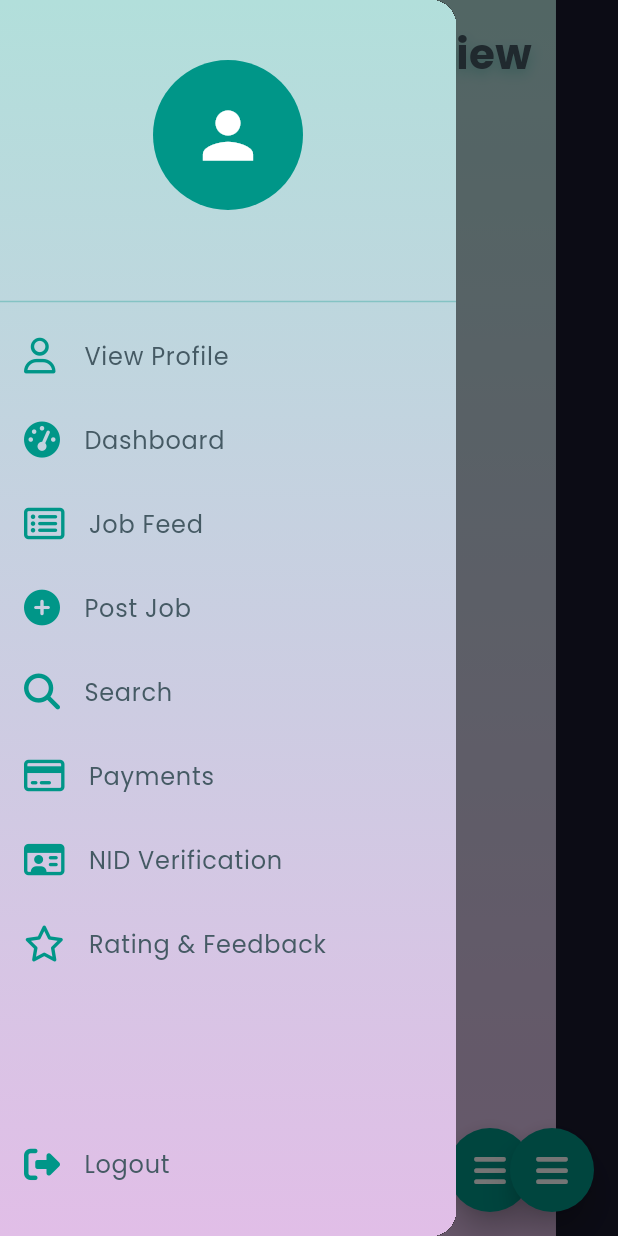
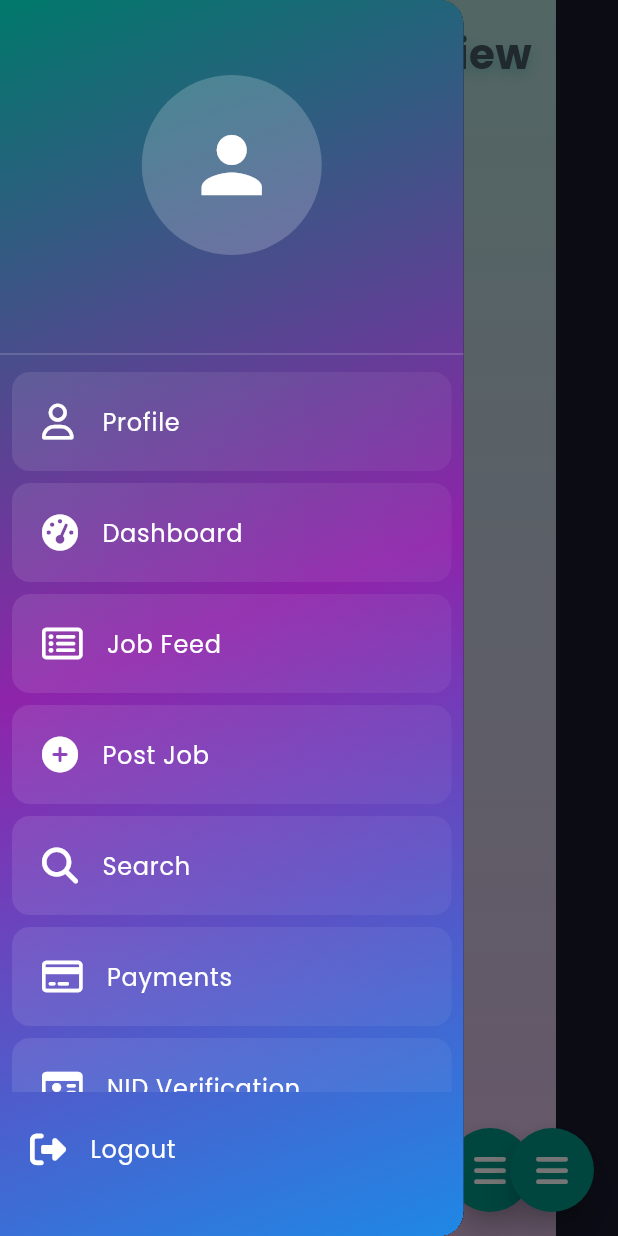
Before and after one commit to zahidhasantonmoy/Flexpath, a Flutter app: the AdminNidReviewScreen screen opened by its route, with the side drawer open, on a phone screen of 412 x 824 dp. Run offline on Flutter 3.47's test engine with Material 3 defaults, Android fonts, the phone set to English and light mode, and no system bars; drawn by our look-alikes of cached_network_image, flutter_animate; our stand-ins replace animate_do, fl_chart, font_awesome_flutter, image_picker, supabase_flutter; accounts and stored records are empty; network calls fail.

Commit message:
motamuti chole sidebar without button

```diff
--- a/lib/main.dart
+++ b/lib/main.dart
@@ -35,6 +35,8 @@ class FlexPathApp extends StatelessWidget {
     final restrictedRoutes = ['/homepage', '/signIn', '/signUp'];
 
     if (isAuthenticated && restrictedRoutes.contains(route)) {
+      // Redirect authenticated users trying to access restricted routes to job feed
+      Navigator.pushNamed(context, '/jobFeed');
       return;
     }
 
@@ -49,6 +51,7 @@ class FlexPathApp extends StatelessWidget {
   @override
   Widget build(BuildContext context) {
     final isAuthenticated = Supabase.instance.client.auth.currentUser != null;
+
     return MaterialApp(
       title: 'FlexPath',
       theme: ThemeData(
@@ -76,7 +79,7 @@ class FlexPathApp extends StatelessWidget {
         ),
       ),
       debugShowCheckedModeBanner: false,
-      initialRoute: isAuthenticated ? '/dashboard' : '/homepage',
+      initialRoute: isAuthenticated ? '/jobFeed' : '/homepage',
       routes: {
         '/homepage': (context) => const HomepageScreen(),
         '/signIn': (context) => const SignInScreen(),
--- a/lib/search_screen.dart
+++ b/lib/search_screen.dart
@@ -96,12 +96,10 @@ class _SearchScreenState extends State<SearchScreen> {
 
   @override
   Widget build(BuildContext context) {
-    return Scaffold(
-      drawer: SidebarMenu(
-        navigateToScreen: _navigateToScreen,
-        logout: _logout,
+    return Container(
+      constraints: BoxConstraints(
+        minHeight: MediaQuery.of(context).size.height,
       ),
-      body: Container(
       decoration: BoxDecoration(
         gradient: LinearGradient(
           colors: [Colors.teal.shade100, Colors.purple.shade100],
@@ -337,13 +335,14 @@ class _SearchScreenState extends State<SearchScreen> {
               ),
             ),
             Positioned(
-                top: 16,
-                left: 16,
+              top: 10,
+              left: 10,
               child: FadeInLeft(
                 duration: Duration(milliseconds: 800),
                 child: IconButton(
-                    icon: FaIcon(FontAwesomeIcons.arrowLeft, color: Colors.teal, size: 30),
-                    onPressed: () => Navigator.pop(context),
+                  icon: FaIcon(FontAwesomeIcons.bars, color: Colors.teal, size: 30),
+                  onPressed: () => Scaffold.of(context).openDrawer(),
+                  tooltip: 'Open Menu',
                 ),
               ),
             ),
@@ -354,7 +353,6 @@ class _SearchScreenState extends State<SearchScreen> {
           ],
         ),
       ),
-      ),
     );
   }
 }
--- a/lib/sidebar_menu.dart
+++ b/lib/sidebar_menu.dart
@@ -57,27 +57,40 @@ class _SidebarMenuState extends State<SidebarMenu> {
     final email = user?.email ?? 'No Email';
 
     return Drawer(
+      width: MediaQuery.of(context).size.width * 0.75,
       child: Container(
         decoration: BoxDecoration(
           gradient: LinearGradient(
-            colors: [Colors.teal.shade100, Colors.purple.shade100],
-            begin: Alignment.topCenter,
-            end: Alignment.bottomCenter,
+            colors: [
+              Colors.teal.shade700,
+              Colors.purple.shade600,
+              Colors.blue.shade600,
+            ],
+            begin: Alignment.topLeft,
+            end: Alignment.bottomRight,
+            stops: [0.0, 0.5, 1.0],
           ),
+          boxShadow: [
+            BoxShadow(
+              color: Colors.black.withOpacity(0.2),
+              blurRadius: 10,
+              offset: Offset(0, 2),
+            ),
+          ],
         ),
         child: _isLoading
-            ? Center(child: CircularProgressIndicator(color: Colors.teal))
+            ? Center(child: CircularProgressIndicator(color: Colors.white))
             : Column(
           children: [
             Container(
-              padding: EdgeInsets.only(top: 40, bottom: 20),
+              padding: EdgeInsets.only(top: 50, bottom: 20),
               child: Column(
                 children: [
-                  FadeInDown(
-                    duration: Duration(milliseconds: 800),
+                  ElasticIn(
+                    duration: Duration(milliseconds: 1000),
                     child: CircleAvatar(
-                      radius: 50,
-                      backgroundColor: Colors.teal,
+                      radius: 60,
+                      backgroundColor: Colors.white.withOpacity(0.2),
                       child: ClipOval(
                         child: CachedNetworkImage(
                           imageUrl: userId != null
@@ -86,188 +99,114 @@ class _SidebarMenuState extends State<SidebarMenu> {
                               .getPublicUrl('$userId/profile.jpg') ??
                               ''
                               : '',
-                          placeholder: (context, url) =>
-                              CircularProgressIndicator(color: Colors.white),
-                          errorWidget: (context, url, error) =>
-                              Icon(Icons.person, color: Colors.white, size: 50),
+                          placeholder: (context, url) => CircularProgressIndicator(
+                              color: Colors.white),
+                          errorWidget: (context, url, error) => Icon(
+                              Icons.person,
+                              color: Colors.white,
+                              size: 60),
                           fit: BoxFit.cover,
                         ),
                       ),
                     ),
                   ),
-                  SizedBox(height: 10),
+                  SizedBox(height: 12),
                   FadeInDown(
                     duration: Duration(milliseconds: 800),
-                    delay: Duration(milliseconds: 200),
                     child: Text(
                       email,
                       style: TextStyle(
-                        color: Colors.blueGrey[700],
-                        fontSize: 16,
+                        color: Colors.white,
+                        fontSize: 18,
                         fontFamily: 'Poppins',
+                        fontWeight: FontWeight.w500,
+                        letterSpacing: 0.5,
                       ),
                     ),
                   ),
                 ],
               ),
             ),
-            Divider(color: Colors.teal.withOpacity(0.3)),
+            Divider(color: Colors.white.withOpacity(0.2)),
             Expanded(
               child: ListView(
                 padding: EdgeInsets.zero,
                 children: [
-                  FadeInLeft(
-                    duration: Duration(milliseconds: 800),
-                    delay: Duration(milliseconds: 300),
-                    child: ListTile(
-                      leading: FaIcon(FontAwesomeIcons.user, color: Colors.teal),
-                      title: Text(
-                        'View Profile',
-                        style: TextStyle(
-                          color: Colors.blueGrey[700],
-                          fontFamily: 'Poppins',
-                        ),
-                      ),
-                      onTap: () => widget.navigateToScreen('/profile'),
-                    ),
+                  _buildMenuItem(
+                    icon: FontAwesomeIcons.user,
+                    title: 'Profile',
+                    route: '/profile',
+                    delay: 300,
                   ),
-                  FadeInLeft(
-                    duration: Duration(milliseconds: 800),
-                    delay: Duration(milliseconds: 400),
-                    child: ListTile(
-                      leading: FaIcon(FontAwesomeIcons.tachometerAlt, color: Colors.teal),
-                      title: Text(
-                        'Dashboard',
-                        style: TextStyle(
-                          color: Colors.blueGrey[700],
-                          fontFamily: 'Poppins',
-                        ),
-                      ),
-                      onTap: () => widget.navigateToScreen('/dashboard'),
-                    ),
+                  _buildMenuItem(
+                    icon: FontAwesomeIcons.tachometerAlt,
+                    title: 'Dashboard',
+                    route: '/dashboard',
+                    delay: 400,
                   ),
-                  FadeInLeft(
-                    duration: Duration(milliseconds: 800),
-                    delay: Duration(milliseconds: 500),
-                    child: ListTile(
-                      leading: FaIcon(FontAwesomeIcons.listAlt, color: Colors.teal),
-                      title: Text(
-                        'Job Feed',
-                        style: TextStyle(
-                          color: Colors.blueGrey[700],
-                          fontFamily: 'Poppins',
-                        ),
-                      ),
-                      onTap: () => widget.navigateToScreen('/jobFeed'),
-                    ),
+                  _buildMenuItem(
+                    icon: FontAwesomeIcons.listAlt,
+                    title: 'Job Feed',
+                    route: '/jobFeed',
+                    delay: 500,
                   ),
-                  FadeInLeft(
-                    duration: Duration(milliseconds: 800),
-                    delay: Duration(milliseconds: 600),
-                    child: ListTile(
-                      leading: FaIcon(FontAwesomeIcons.plusCircle, color: Colors.teal),
-                      title: Text(
-                        'Post Job',
-                        style: TextStyle(
-                          color: Colors.blueGrey[700],
-                          fontFamily: 'Poppins',
-                        ),
-                      ),
-                      onTap: () => widget.navigateToScreen('/jobPost'),
-                    ),
+                  _buildMenuItem(
+                    icon: FontAwesomeIcons.plusCircle,
+                    title: 'Post Job',
+                    route: '/jobPost',
+                    delay: 600,
                   ),
-                  FadeInLeft(
-                    duration: Duration(milliseconds: 800),
-                    delay: Duration(milliseconds: 700),
-                    child: ListTile(
-                      leading: FaIcon(FontAwesomeIcons.search, color: Colors.teal),
-                      title: Text(
-                        'Search',
-                        style: TextStyle(
-                          color: Colors.blueGrey[700],
-                          fontFamily: 'Poppins',
-                        ),
-                      ),
-                      onTap: () => widget.navigateToScreen('/search'),
-                    ),
+                  _buildMenuItem(
+                    icon: FontAwesomeIcons.search,
+                    title: 'Search',
+                    route: '/search',
+                    delay: 700,
                   ),
-                  FadeInLeft(
-                    duration: Duration(milliseconds: 800),
-                    delay: Duration(milliseconds: 800),
-                    child: ListTile(
-                      leading: FaIcon(FontAwesomeIcons.creditCard, color: Colors.teal),
-                      title: Text(
-                        'Payments',
-                        style: TextStyle(
-                          color: Colors.blueGrey[700],
-                          fontFamily: 'Poppins',
-                        ),
-                      ),
-                      onTap: () => widget.navigateToScreen('/payments'),
-                    ),
+                  _buildMenuItem(
+                    icon: FontAwesomeIcons.creditCard,
+                    title: 'Payments',
+                    route: '/payment',
+                    delay: 800,
                   ),
-                  FadeInLeft(
-                    duration: Duration(milliseconds: 800),
-                    delay: Duration(milliseconds: 900),
-                    child: ListTile(
-                      leading: FaIcon(FontAwesomeIcons.idCard, color: Colors.teal),
-                      title: Text(
-                        'NID Verification',
-                        style: TextStyle(
-                          color: Colors.blueGrey[700],
-                          fontFamily: 'Poppins',
-                        ),
-                      ),
-                      onTap: () => widget.navigateToScreen('/nidVerification'),
-                    ),
+                  _buildMenuItem(
+                    icon: FontAwesomeIcons.idCard,
+                    title: 'NID Verification',
+                    route: '/nidVerification',
+                    delay: 900,
                   ),
-                  FadeInLeft(
-                    duration: Duration(milliseconds: 800),
-                    delay: Duration(milliseconds: 1000),
-                    child: ListTile(
-                      leading: FaIcon(FontAwesomeIcons.star, color: Colors.teal),
-                      title: Text(
-                        'Rating & Feedback',
-                        style: TextStyle(
-                          color: Colors.blueGrey[700],
-                          fontFamily: 'Poppins',
-                        ),
-                      ),
-                      onTap: () => widget.navigateToScreen('/ratingFeedback'),
-                    ),
+                  _buildMenuItem(
+                    icon: FontAwesomeIcons.star,
+                    title: 'Rating & Feedback',
+                    route: '/ratingFeedback',
+                    delay: 1000,
                   ),
                   if (_isAdmin)
-                    FadeInLeft(
-                      duration: Duration(milliseconds: 800),
-                      delay: Duration(milliseconds: 1100),
-                      child: ListTile(
-                        leading: FaIcon(FontAwesomeIcons.idCardAlt, color: Colors.teal),
-                        title: Text(
-                          'NID Review',
-                          style: TextStyle(
-                            color: Colors.blueGrey[700],
-                            fontFamily: 'Poppins',
-                          ),
-                        ),
-                        onTap: () => widget.navigateToScreen('/adminNidReview'),
-                      ),
+                    _buildMenuItem(
+                      icon: FontAwesomeIcons.idCardAlt,
+                      title: 'Admin NID Review',
+                      route: '/adminNidReview',
+                      delay: 1100,
                     ),
                 ],
               ),
             ),
-            FadeInUp(
+            ZoomIn(
               duration: Duration(milliseconds: 800),
               delay: Duration(milliseconds: 1200),
               child: ListTile(
-                leading: FaIcon(FontAwesomeIcons.signOutAlt, color: Colors.teal),
+                contentPadding: EdgeInsets.symmetric(horizontal: 20, vertical: 10),
+                leading: FaIcon(FontAwesomeIcons.signOutAlt, color: Colors.white),
                 title: Text(
                   'Logout',
                   style: TextStyle(
-                    color: Colors.blueGrey[700],
+                    color: Colors.white,
                     fontFamily: 'Poppins',
+                    fontSize: 16,
+                    fontWeight: FontWeight.w500,
                   ),
                 ),
                 onTap: widget.logout,
+                hoverColor: Colors.white.withOpacity(0.1),
               ),
             ),
             SizedBox(height: 20),
@@ -276,4 +215,48 @@ class _SidebarMenuState extends State<SidebarMenu> {
       ),
     );
   }
+
+  Widget _buildMenuItem({
+    required IconData icon,
+    required String title,
+    required String route,
+    required int delay,
+  }) {
+    return SlideInLeft(
+      duration: Duration(milliseconds: 800),
+      delay: Duration(milliseconds: delay),
+      child: Container(
+        margin: EdgeInsets.symmetric(horizontal: 8, vertical: 4),
+        decoration: BoxDecoration(
+          borderRadius: BorderRadius.circular(12),
+          gradient: LinearGradient(
+            colors: [
+              Colors.white.withOpacity(0.1),
+              Colors.white.withOpacity(0.05),
+            ],
+            begin: Alignment.topLeft,
+            end: Alignment.bottomRight,
+          ),
+        ),
+        child: ListTile(
+          contentPadding: EdgeInsets.symmetric(horizontal: 20, vertical: 5),
+          leading: FaIcon(icon, color: Colors.white, size: 24),
+          title: Text(
+            title,
+            style: TextStyle(
+              color: Colors.white,
+              fontFamily: 'Poppins',
+              fontSize: 16,
+              fontWeight: FontWeight.w500,
+            ),
+          ),
+          onTap: () => widget.navigateToScreen(route),
+          hoverColor: Colors.white.withOpacity(0.1),
+          shape: RoundedRectangleBorder(
+            borderRadius: BorderRadius.circular(12),
+          ),
+        ),
+      ),
+    );
+  }
 }
```
Lines whose indentation alone changed are shown as unchanged.
